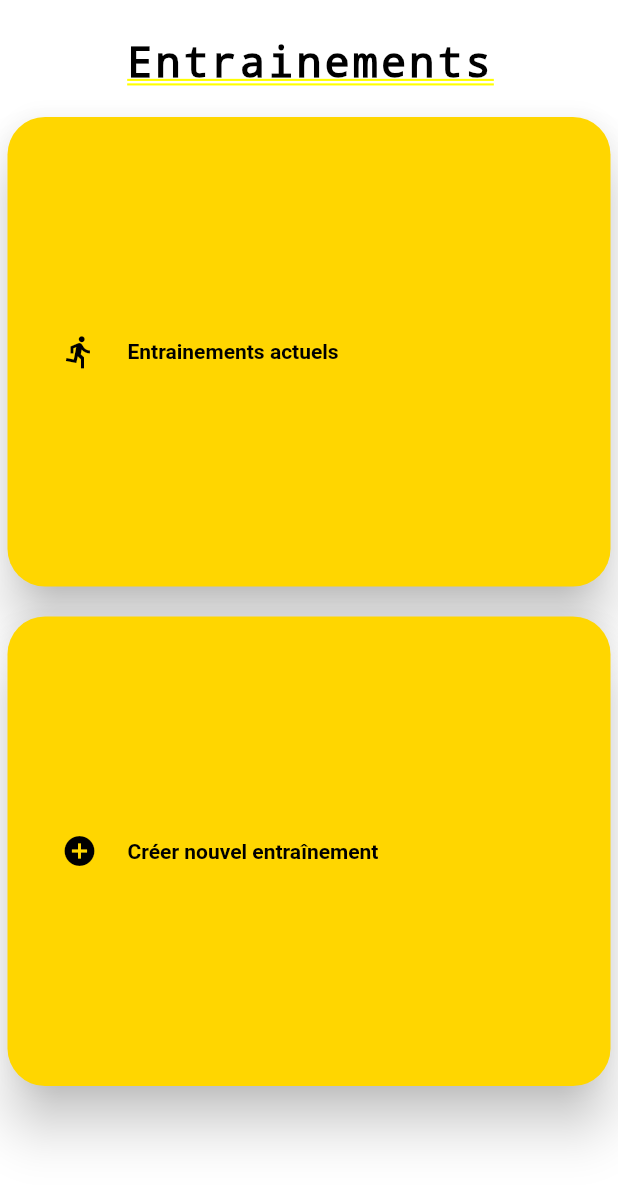
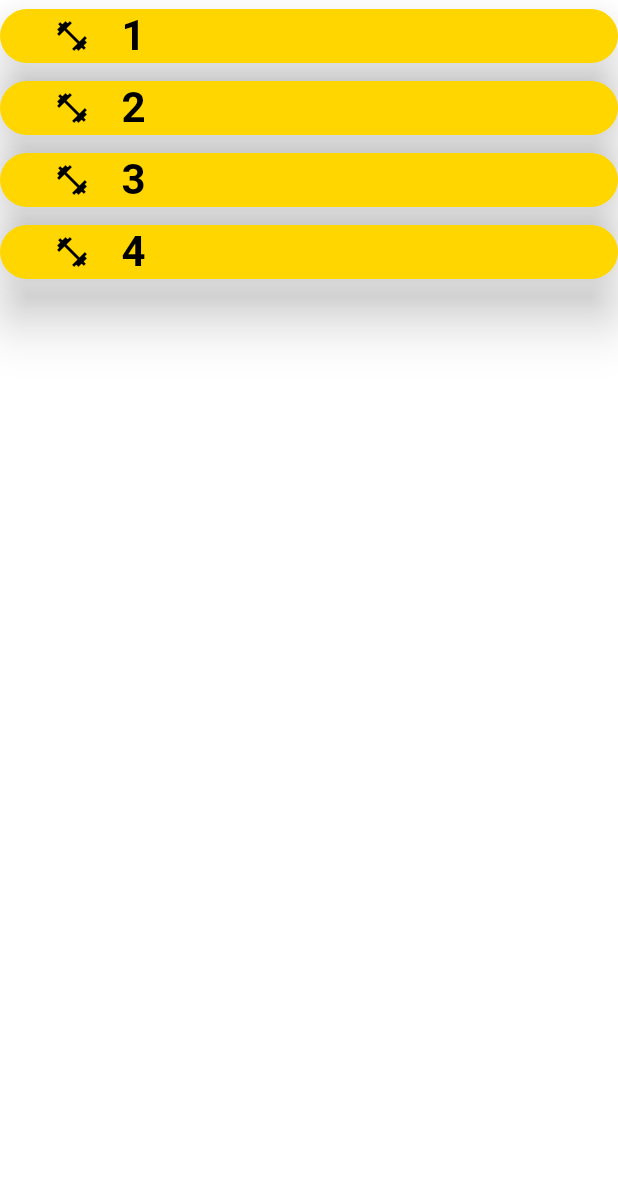
Before and after one commit to Katiana-jpg/bdebody, a Flutter app: the MenuEntrainements screen opened by its route, after a tap on "Entrainements actuels", on a phone screen of 412 x 824 dp. Shown: the top 1185 px of the screen. Run offline on Flutter 3.47's test engine with Material 2 defaults, Android fonts, the phone set to English and light mode, and no system bars.

Commit message:
améélioration menu entrainement

```diff
--- /dev/null
+++ b/lib/entrainement.dart
@@ -0,0 +1,14 @@
+import 'package:bdebody/exercice.dart';
+
+class Entrainement {
+
+List <Exercice> exercices;
+String nomEntrainement;
+//Date
+
+
+Entrainement(String nomEntrainement){
+  this.nomEntrainement=nomEntrainement;
+}
+
+}
--- a/lib/main.dart
+++ b/lib/main.dart
@@ -17,6 +17,7 @@ class MyApp extends StatelessWidget {
         //Ne vous souciez pas de `ca pour le moment je fais des test
         routes: {
           '/home': (context) => MyStatefulWidget(),
+          '/MenuEntrainementsActuels' :(context) => MenuEntrainementsActuels(),
           '/menuEntrainements': (context) => MenuEntrainements(),
           '/menuProfil': (context) => MenuProfil(),
           '/MenuChoisirTypeEntrainements': (context) =>
@@ -298,6 +299,7 @@ class MenuProfilState extends State<MenuProfil> {
                 ),
               ],
             ),
+
             SizedBox(height: 40),
             Row(
               mainAxisAlignment: MainAxisAlignment.end,
--- a/lib/menuEntrainements.dart
+++ b/lib/menuEntrainements.dart
@@ -1,3 +1,4 @@
+import 'package:bdebody/utilisateur.dart';
 import 'package:flutter/material.dart';
 
 class MenuEntrainements extends StatefulWidget {
@@ -9,13 +10,12 @@ class _MenuEntrainementsState extends State<MenuEntrainements> {
   @override
   Widget build(BuildContext context) {
     return Container(
-
-        margin: EdgeInsets.fromLTRB(5,25,5,100),
+      margin: EdgeInsets.fromLTRB(5, 25, 5, 100),
       child: Column(
         children: <Widget>[
-           Text('Entrainements',
-             textAlign : TextAlign.left,
-
+          Text(
+            'Entrainements',
+            textAlign: TextAlign.left,
             style: TextStyle(
               color: Colors.black,
               letterSpacing: 2.0,
@@ -23,52 +23,26 @@ class _MenuEntrainementsState extends State<MenuEntrainements> {
               fontWeight: FontWeight.bold,
             ),
           ),
-          SizedBox(height : 20),
-          Expanded(
-
-            child: RaisedButton(
-              color: Colors.yellowAccent[700],
-              elevation: 15,
-              onPressed: (){},
-              child: Row(children: <Widget>[
-                SizedBox(width: 20),
-                Icon(Icons.directions_run,color:  Colors.black,),
-                SizedBox(width: 20),
-                Text('Entrainements actuels',style: TextStyle(
-              color: Colors.black,
-
-              fontSize: 14,
-              fontWeight: FontWeight.bold,
-            ),),
-                ]),
-              shape: RoundedRectangleBorder(
-                  borderRadius: new BorderRadius.circular(25),
-
-
-            ),
-          )
-        ),
-        SizedBox(height : 20),
+          SizedBox(height: 20),
           Expanded(
               child: RaisedButton(
             color: Colors.yellowAccent[700],
             elevation: 15,
-              onPressed: (){
+            onPressed: () {
 
-                Navigator.pushNamed(context, '/MenuChoisirTypeEntrainements');
-
+              Navigator.pushNamed(context, '/MenuEntrainementsActuels');
             },
-
-
-              child: Row(
-
-                children: <Widget>[
+            child: Row(children: <Widget>[
               SizedBox(width: 20),
-                Icon(Icons.add_circle,color:  Colors.black,),
+              Icon(
+                Icons.directions_run,
+                color: Colors.black,
+              ),
               SizedBox(width: 20),
-                Text('Créer nouvel entraînement',style: TextStyle(
+              Text(
+                'Entrainements actuels',
+                style: TextStyle(
                   color: Colors.black,
-
                   fontSize: 14,
                   fontWeight: FontWeight.bold,
                 ),
@@ -76,23 +50,94 @@ class _MenuEntrainementsState extends State<MenuEntrainements> {
             ]),
             shape: RoundedRectangleBorder(
               borderRadius: new BorderRadius.circular(25),
-
-
             ),
-          )
-        )],
+          )),
+          SizedBox(height: 20),
+          Expanded(
+              child: RaisedButton(
+            color: Colors.yellowAccent[700],
+            elevation: 15,
+            onPressed: () {
+              Navigator.pushNamed(context, '/MenuChoisirTypeEntrainements');
+            },
+            child: Row(children: <Widget>[
+              SizedBox(width: 20),
+              Icon(
+                Icons.add_circle,
+                color: Colors.black,
+              ),
+              SizedBox(width: 20),
+              Text(
+                'Créer nouvel entraînement',
+                style: TextStyle(
+                  color: Colors.black,
+                  fontSize: 14,
+                  fontWeight: FontWeight.bold,
+                ),
+              ),
+            ]),
+            shape: RoundedRectangleBorder(
+              borderRadius: new BorderRadius.circular(25),
+            ),
+          ))
+        ],
       ),
     );
   }
 }
 
+class MenuEntrainementsActuels extends StatefulWidget {
+  @override
+  _MenuEntrainementsActuelsState createState() =>
+      _MenuEntrainementsActuelsState();
+}
+
+class _MenuEntrainementsActuelsState extends State<MenuEntrainementsActuels> {
+  @override
+  Widget build(BuildContext context) {
+    return Container(
+      child: Column(
+        children: new Utilisateur('Marc Antoine ', 'Hien', 17, 59, 181)
+            .listeEntrainements
+            .map((item) => new RaisedButton(
+                  child: Row(children: <Widget>[
+                    SizedBox(width: 20),
+                    Icon(
+                      Icons.fitness_center,
+                      color: Colors.black,
+                    ),
+                    SizedBox(width: 20),
+                    Text(
+                      item.nomEntrainement,
+                      style: TextStyle(
+                        color: Colors.black,
+                        letterSpacing: 2.0,
+                        fontSize: 28,
+                        fontWeight: FontWeight.bold,
+                      ),
+                    ),
+                  ]),
+                  onPressed: () {},
+                  color: Colors.yellowAccent[700],
+                  elevation: 15,
+                  shape: RoundedRectangleBorder(
+                    borderRadius: new BorderRadius.circular(25),
+                  ),
+                ))
+            .toList(),
+      ),
+    );
+  }
+}
 
 class MenuChoisirTypeEntrainements extends StatefulWidget {
   @override
-  _MenuChoisirTypeEntrainementsState createState() => _MenuChoisirTypeEntrainementsState();
+  _MenuChoisirTypeEntrainementsState createState() =>
+      _MenuChoisirTypeEntrainementsState();
 }
 
-class _MenuChoisirTypeEntrainementsState extends State<MenuChoisirTypeEntrainements> {
+class _MenuChoisirTypeEntrainementsState
+    extends State<MenuChoisirTypeEntrainements> {
   @override
   Widget build(BuildContext context) {
     return Scaffold(
@@ -108,8 +153,7 @@ class _MenuChoisirTypeEntrainementsState extends State<MenuChoisirTypeEntraineme
           elevation: 2.0,
         ),
         body: AnimatedContainer(
-
-        margin: EdgeInsets.fromLTRB(20,25,20,100),
+          margin: EdgeInsets.fromLTRB(20, 25, 20, 100),
           child: Column(
             children: <Widget>[
               //  Text('Entrainements',
@@ -122,20 +166,22 @@ class _MenuChoisirTypeEntrainementsState extends State<MenuChoisirTypeEntraineme
               //     fontWeight: FontWeight.bold,
               //   ),
               // ),
-          SizedBox(height : 20),
+              SizedBox(height: 20),
 
               Expanded(
-
                   child: RaisedButton(
-              color: Colors.pink,
+                color: Colors.yellowAccent[700],
                 elevation: 15,
-              onPressed: (){},
+                onPressed: () {},
                 child: Row(children: <Widget>[
                   SizedBox(width: 20),
-                Icon(Icons.fitness_center,color:  Colors.black,),
+                  Icon(
+                    Icons.fitness_center,
+                    color: Colors.black,
+                  ),
                   SizedBox(width: 20),
-                Text('Musculation',
-
+                  Text(
+                    'Musculation',
                     style: TextStyle(
                       color: Colors.black,
                       letterSpacing: 2.0,
@@ -146,27 +192,24 @@ class _MenuChoisirTypeEntrainementsState extends State<MenuChoisirTypeEntraineme
                 ]),
                 shape: RoundedRectangleBorder(
                   borderRadius: new BorderRadius.circular(25),
-
-
                 ),
-          )
-        ),
-        SizedBox(height : 20),
+              )),
+              SizedBox(height: 20),
               Expanded(
                   child: RaisedButton(
-              color: Colors.pink,
+                color: Colors.yellowAccent[700],
                 elevation: 15,
-              onPressed: (){
-                },
-
-
-              child: Row(
-
-                children: <Widget>[
+                onPressed: () {},
+                child: Row(children: <Widget>[
                   SizedBox(width: 20),
-                Icon(Icons.favorite, color:  Colors.black,),
+                  Icon(
+                    Icons.favorite,
+                    color: Colors.black,
+                  ),
                   SizedBox(width: 20),
-                Text('Cardio',style: TextStyle(
+                  Text(
+                    'Cardio',
+                    style: TextStyle(
                       color: Colors.black,
                       letterSpacing: 2.0,
                       fontSize: 28,
@@ -176,39 +219,39 @@ class _MenuChoisirTypeEntrainementsState extends State<MenuChoisirTypeEntraineme
                 ]),
                 shape: RoundedRectangleBorder(
                   borderRadius: new BorderRadius.circular(25),
-
-
                 ),
-          )
-        ),
-        SizedBox(height : 20),
+              )),
+              SizedBox(height: 20),
               Expanded(
-
                   child: RaisedButton(
-              color: Colors.pink,
+                color: Colors.yellowAccent[700],
                 elevation: 15,
-              onPressed: (){},
+                onPressed: () {},
                 child: Row(children: <Widget>[
                   SizedBox(width: 20),
-                Icon(Icons.accessibility_new, color:  Colors.black,),
+                  Icon(
+                    Icons.accessibility_new,
+                    color: Colors.black,
+                  ),
                   SizedBox(width: 20),
-                Text('Flexibilité',style: TextStyle(
+                  Text(
+                    'Flexibilité',
+                    style: TextStyle(
                       color: Colors.black,
                       letterSpacing: 2.0,
                       fontSize: 28,
                       fontWeight: FontWeight.bold,
-            ),),
+                    ),
+                  ),
                 ]),
                 shape: RoundedRectangleBorder(
                   borderRadius: new BorderRadius.circular(25),
-
-
                 ),
-          )
+              )),
+              SizedBox(height: 20),
+            ],
           ),
-        SizedBox(height : 20),
-        ],
-      ), duration: Duration(milliseconds: 2000),
+          duration: Duration(milliseconds: 2000),
         ));
   }
 }
--- a/lib/utilisateur.dart
+++ b/lib/utilisateur.dart
@@ -1,3 +1,5 @@
+import 'package:bdebody/entrainement.dart';
+
 class Utilisateur {
   String prenom;
 
@@ -12,6 +14,8 @@ class Utilisateur {
   double imc;
 
   String courriel;
+
+  List<Entrainement> listeEntrainements = [new Entrainement("1"),new Entrainement("2"),new Entrainement("3"),new Entrainement("4")];
   Utilisateur(
       String prenom, String nomFamille, int age, double poids, double taille) {
     this.prenom = prenom;
```
Lines whose indentation alone changed are shown as unchanged.
